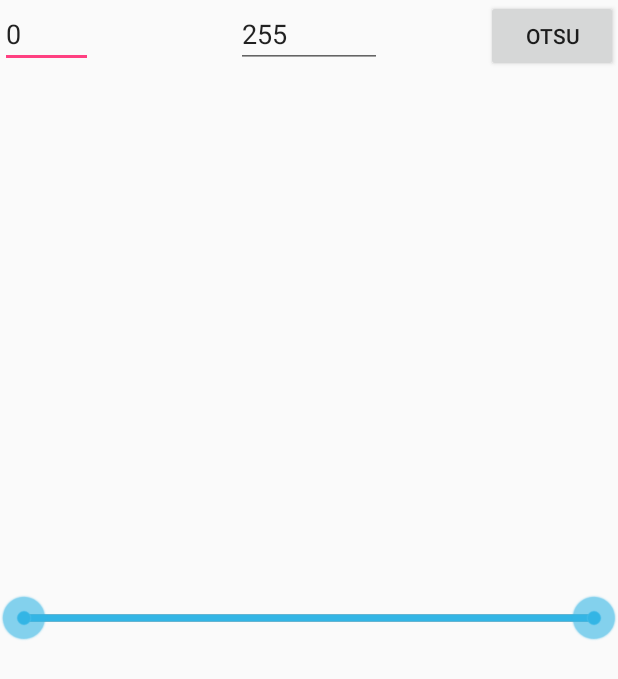
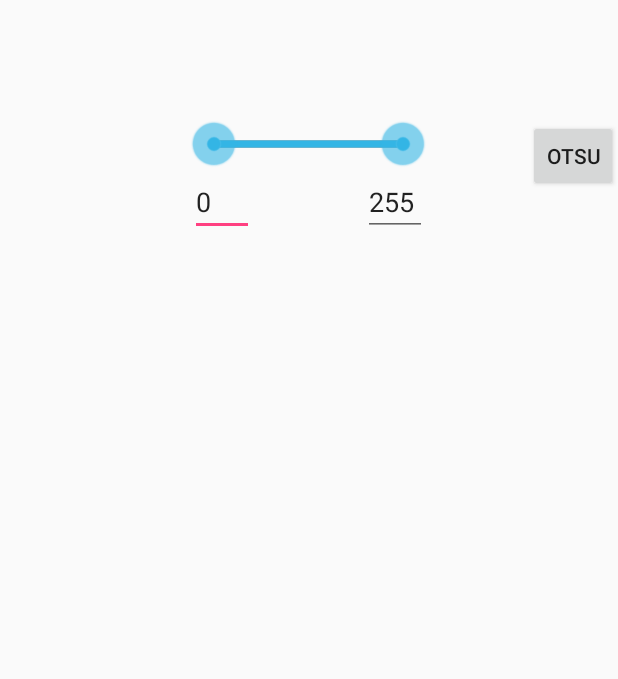
Before and after one commit to superbiaYang/ImageProcessing, an Android app: the layout fragment_binary.xml on its own in the app's theme, with its tools: preview values and no code run, on a phone screen of 412 x 824 dp. Shown: the top 679 px of the screen. Run offline under Robolectric (Android 15) with nearby library versions, the phone set to English and light mode, and no system bars.

Commit message:
Unfinished version, update some UI

```diff
--- a/app/src/main/res/layout/fragment_binary.xml
+++ b/app/src/main/res/layout/fragment_binary.xml
@@ -1,4 +1,4 @@
-<FrameLayout xmlns:android="http://schemas.android.com/apk/res/android"
+<RelativeLayout xmlns:android="http://schemas.android.com/apk/res/android"
     xmlns:tools="http://schemas.android.com/tools"
     android:layout_width="match_parent"
     android:layout_height="match_parent"
@@ -6,38 +6,48 @@
 
     <EditText
         android:id="@+id/binary_min_editText"
-        android:layout_width="62dp"
+        android:layout_width="wrap_content"
         android:layout_height="wrap_content"
+        android:layout_alignStart="@+id/binary_seekbar"
+        android:layout_alignTop="@+id/binary_max_editText"
         android:layout_gravity="left|top"
-        android:ems="10"
+        android:ems="2"
         android:inputType="number"
         android:text="0" />
 
     <ImageView
         android:id="@+id/binary_histogram_imageView"
-        android:layout_width="wrap_content"
-        android:layout_height="wrap_content"
-        android:layout_gravity="center" />
+        android:layout_width="128dp"
+        android:layout_height="50dp"
+        android:layout_alignParentTop="true"
+        android:layout_centerHorizontal="true"
+        android:layout_gravity="center"
+        android:layout_marginTop="30dp" />
 
     <Button
         android:id="@+id/binary_otsu_button"
-        android:layout_width="wrap_content"
+        android:layout_width="60dp"
         android:layout_height="wrap_content"
+        android:layout_alignParentEnd="true"
+        android:layout_below="@+id/binary_histogram_imageView"
         android:layout_gravity="right|top"
         android:text="otsu" />
 
     <view.component.BinarySeekBar
         android:id="@+id/binary_seekbar"
-        android:layout_width="wrap_content"
+        android:layout_width="158dp"
         android:layout_height="wrap_content"
-        android:layout_gravity="right|center_vertical" />
+        android:layout_below="@+id/binary_histogram_imageView"
+        android:layout_centerHorizontal="true" />
 
     <EditText
         android:id="@+id/binary_max_editText"
-        android:layout_width="97dp"
+        android:layout_width="wrap_content"
         android:layout_height="wrap_content"
+        android:layout_alignEnd="@+id/binary_seekbar"
+        android:layout_below="@+id/binary_seekbar"
         android:layout_gravity="center_horizontal|top"
-        android:ems="10"
+        android:ems="2"
         android:inputType="number"
         android:text="255" />
-</FrameLayout>
+</RelativeLayout>
```
Also changed, not shown: app/src/main/java/processor/Grayscale.java (+13 -1 lines), app/src/main/java/superbiayang/imageprocessing/MainActivity.java (+5 -2 lines), app/src/main/java/view/fragment/BinaryFragment.java (+10 -0 lines), app/src/main/res/layout/fragment_filter.xml (+10 -10 lines).
